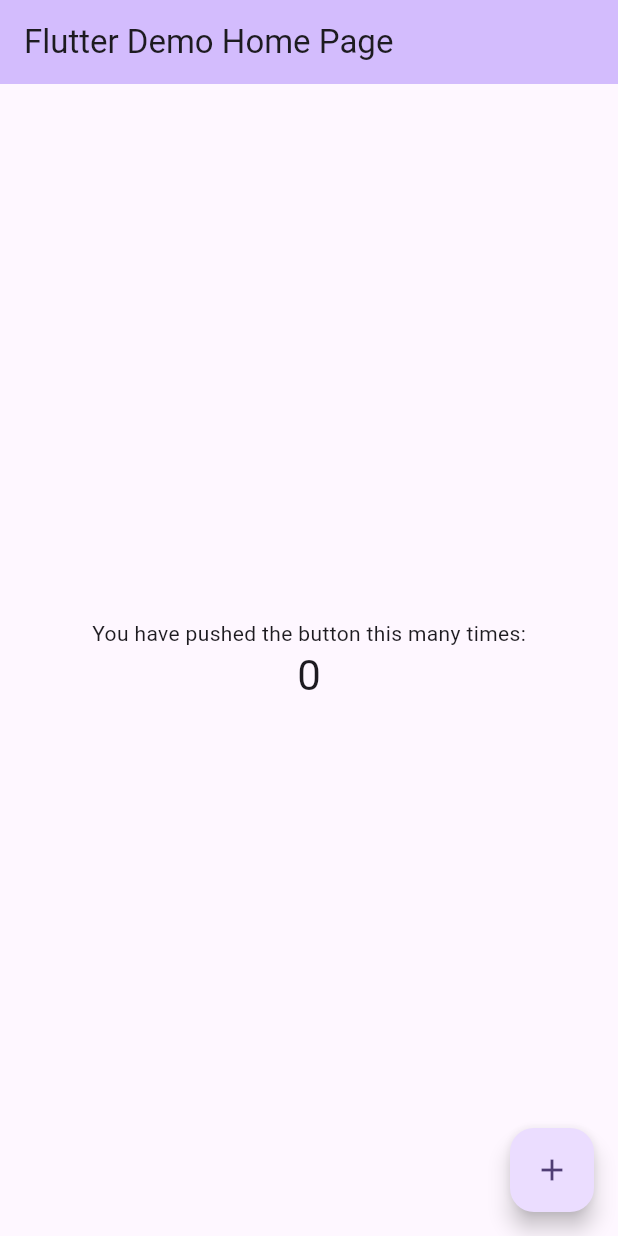
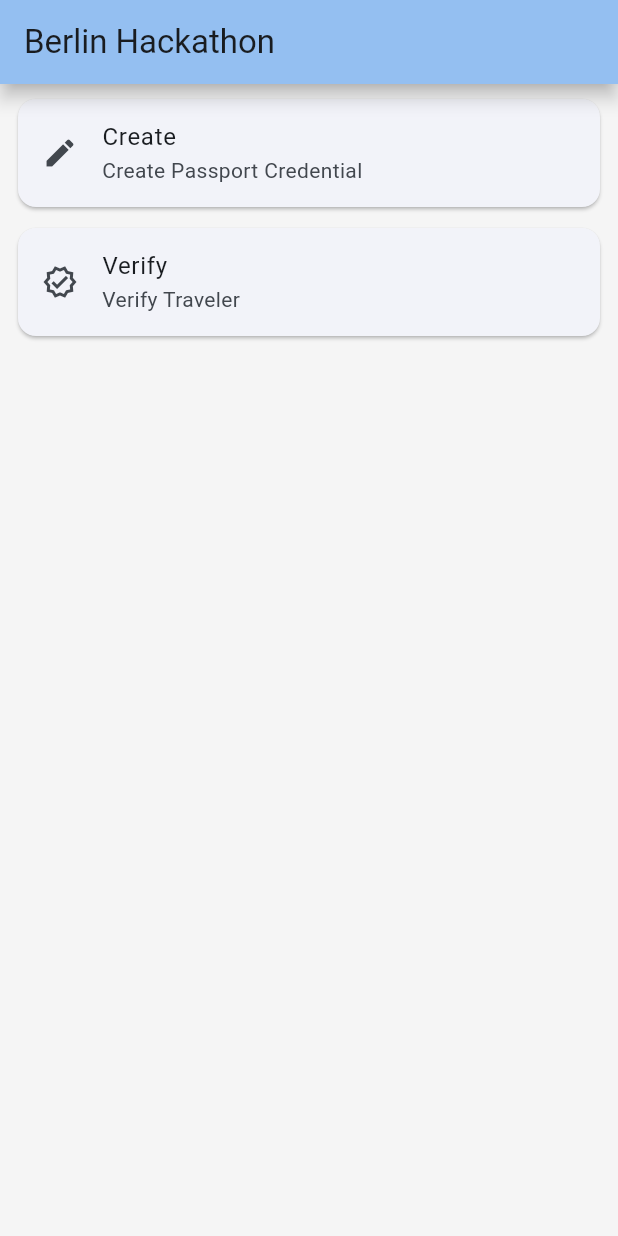
Before and after one commit to gnout/dash, a Flutter app: the screen it shows after launch, on a phone screen of 412 x 824 dp. Run offline on Flutter 3.47's test engine with Material 3 defaults, Android fonts, the phone set to English and light mode, and no system bars; our stand-ins replace google_fonts; Roboto replaces fonts that are missing (Ubuntu).

Commit message:
Add navigation

```diff
--- a/lib/main.dart
+++ b/lib/main.dart
@@ -1,125 +1,6 @@
+import 'package:dash/presentation/app.dart';
 import 'package:flutter/material.dart';
 
 void main() {
-  runApp(const MyApp());
+  runApp(const DashApp());
 }
-
-class MyApp extends StatelessWidget {
-  const MyApp({super.key});
-
-  // This widget is the root of your application.
-  @override
-  Widget build(BuildContext context) {
-    return MaterialApp(
-      title: 'Flutter Demo',
-      theme: ThemeData(
-        // This is the theme of your application.
-        //
-        // TRY THIS: Try running your application with "flutter run". You'll see
-        // the application has a purple toolbar. Then, without quitting the app,
-        // try changing the seedColor in the colorScheme below to Colors.green
-        // and then invoke "hot reload" (save your changes or press the "hot
-        // reload" button in a Flutter-supported IDE, or press "r" if you used
-        // the command line to start the app).
-        //
-        // Notice that the counter didn't reset back to zero; the application
-        // state is not lost during the reload. To reset the state, use hot
-        // restart instead.
-        //
-        // This works for code too, not just values: Most code changes can be
-        // tested with just a hot reload.
-        colorScheme: ColorScheme.fromSeed(seedColor: Colors.deepPurple),
-        useMaterial3: true,
-      ),
-      home: const MyHomePage(title: 'Flutter Demo Home Page'),
-    );
-  }
-}
-
-class MyHomePage extends StatefulWidget {
-  const MyHomePage({super.key, required this.title});
-
-  // This widget is the home page of your application. It is stateful, meaning
-  // that it has a State object (defined below) that contains fields that affect
-  // how it looks.
-
-  // This class is the configuration for the state. It holds the values (in this
-  // case the title) provided by the parent (in this case the App widget) and
-  // used by the build method of the State. Fields in a Widget subclass are
-  // always marked "final".
-
-  final String title;
-
-  @override
-  State<MyHomePage> createState() => _MyHomePageState();
-}
-
-class _MyHomePageState extends State<MyHomePage> {
-  int _counter = 0;
-
-  void _incrementCounter() {
-    setState(() {
-      // This call to setState tells the Flutter framework that something has
-      // changed in this State, which causes it to rerun the build method below
-      // so that the display can reflect the updated values. If we changed
-      // _counter without calling setState(), then the build method would not be
-      // called again, and so nothing would appear to happen.
-      _counter++;
-    });
-  }
-
-  @override
-  Widget build(BuildContext context) {
-    // This method is rerun every time setState is called, for instance as done
-    // by the _incrementCounter method above.
-    //
-    // The Flutter framework has been optimized to make rerunning build methods
-    // fast, so that you can just rebuild anything that needs updating rather
-    // than having to individually change instances of widgets.
-    return Scaffold(
-      appBar: AppBar(
-        // TRY THIS: Try changing the color here to a specific color (to
-        // Colors.amber, perhaps?) and trigger a hot reload to see the AppBar
-        // change color while the other colors stay the same.
-        backgroundColor: Theme.of(context).colorScheme.inversePrimary,
-        // Here we take the value from the MyHomePage object that was created by
-        // the App.build method, and use it to set our appbar title.
-        title: Text(widget.title),
-      ),
-      body: Center(
-        // Center is a layout widget. It takes a single child and positions it
-        // in the middle of the parent.
-        child: Column(
-          // Column is also a layout widget. It takes a list of children and
-          // arranges them vertically. By default, it sizes itself to fit its
-          // children horizontally, and tries to be as tall as its parent.
-          //
-          // Column has various properties to control how it sizes itself and
-          // how it positions its children. Here we use mainAxisAlignment to
-          // center the children vertically; the main axis here is the vertical
-          // axis because Columns are vertical (the cross axis would be
-          // horizontal).
-          //
-          // TRY THIS: Invoke "debug painting" (choose the "Toggle Debug Paint"
-          // action in the IDE, or press "p" in the console), to see the
-          // wireframe for each widget.
-          mainAxisAlignment: MainAxisAlignment.center,
-          children: <Widget>[
-            const Text(
-              'You have pushed the button this many times:',
-            ),
-            Text(
-              '$_counter',
-              style: Theme.of(context).textTheme.headlineMedium,
-            ),
-          ],
-        ),
-      ),
-      floatingActionButton: FloatingActionButton(
-        onPressed: _incrementCounter,
-        tooltip: 'Increment',
-        child: const Icon(Icons.add),
-      ), // This trailing comma makes auto-formatting nicer for build methods.
-    );
-  }
-}
--- /dev/null
+++ b/lib/presentation/app.dart
@@ -0,0 +1,24 @@
+import 'package:dash/presentation/screens/home.dart';
+import 'package:dash/presentation/screens/create.dart';
+import 'package:dash/presentation/screens/verify_traveler.dart';
+import 'package:dash/presentation/theme.dart';
+import 'package:flutter/material.dart';
+
+class DashApp extends StatelessWidget {
+  const DashApp({super.key});
+
+  @override
+  Widget build(BuildContext context) {
+    return MaterialApp(
+      title: 'Berlin Hackathon',
+      theme: const SummerTheme().toThemeData(),
+      initialRoute: '/',
+      routes: {
+        '/': (context) => const Home(),
+        '/home': (context) => const Home(),
+        '/create': (context) => const Create(),
+        '/verify_traveler': (context) => const VerifyTraveler(),
+      },
+    );
+  }
+}
--- /dev/null
+++ b/lib/presentation/screens/create.dart
@@ -0,0 +1,17 @@
+import 'package:flutter/material.dart';
+
+class Create extends StatelessWidget {
+  const Create({super.key});
+
+  @override
+  Widget build(BuildContext context) {
+    return Scaffold(
+      appBar: AppBar(
+        title: const Text('Berlin Hackathon'),
+      ),
+      body: const Center(
+        child: Text('Create Passport Credential'),
+      ),
+    );
+  }
+}
--- /dev/null
+++ b/lib/presentation/screens/home.dart
@@ -0,0 +1,35 @@
+import 'package:flutter/material.dart';
+import 'package:dash/presentation/widgets/example_tile.dart';
+
+class Home extends StatelessWidget {
+  const Home({super.key});
+
+  @override
+  Widget build(BuildContext context) {
+    return Scaffold(
+      appBar: AppBar(
+        title: const Text('Berlin Hackathon'),
+      ),
+      body: Container(
+        color: Colors.grey[100],
+        padding: const EdgeInsets.symmetric(horizontal: 8.0),
+        child: ListView(
+          children: const [
+            MenuTile(
+              icon: Icons.create,
+              title: 'Create',
+              subTitle: 'Create Passport Credential',
+              route: '/create',
+            ),
+            MenuTile(
+              icon: Icons.verified_outlined,
+              title: 'Verify',
+              subTitle: 'Verify Traveler',
+              route: '/verify_traveler',
+            ),
+          ],
+        ),
+      ),
+    );
+  }
+}
--- /dev/null
+++ b/lib/presentation/theme.dart
@@ -0,0 +1,48 @@
+import 'package:flutter/material.dart';
+import 'package:google_fonts/google_fonts.dart';
+
+@immutable
+class SummerTheme extends ThemeExtension<SummerTheme> {
+  const SummerTheme({
+    this.primaryColor = const Color(0xFF4D85BD),
+  });
+
+  final Color primaryColor;
+
+  ThemeData _base(final ColorScheme colorScheme) {
+    return ThemeData(
+      useMaterial3: true,
+      colorScheme: colorScheme,
+      textTheme: GoogleFonts.ubuntuTextTheme(),
+      visualDensity: VisualDensity.adaptivePlatformDensity,
+      appBarTheme: AppBarTheme(
+        elevation: 5,
+        backgroundColor: colorScheme.inversePrimary,
+        scrolledUnderElevation: 5.0,
+        shadowColor: colorScheme.shadow,
+      ),
+    );
+  }
+
+  ThemeData toThemeData() {
+    return _base(ColorScheme.fromSeed(seedColor: primaryColor));
+  }
+
+  @override
+  ThemeExtension<SummerTheme> copyWith({
+    Color? primaryColor,
+  }) =>
+      SummerTheme(primaryColor: primaryColor ?? this.primaryColor);
+
+  @override
+  ThemeExtension<SummerTheme> lerp(
+      covariant ThemeExtension<SummerTheme>? other, double t,) {
+    if (other is! SummerTheme) {
+      return this;
+    }
+
+    return SummerTheme(
+      primaryColor: Color.lerp(primaryColor, other.primaryColor, t)!,
+    );
+  }
+}
--- a/pubspec.yaml
+++ b/pubspec.yaml
@@ -35,6 +35,7 @@ dependencies:
   # The following adds the Cupertino Icons font to your application.
   # Use with the CupertinoIcons class for iOS style icons.
   cupertino_icons: ^1.0.6
+  google_fonts: ^6.1.0
 
 dev_dependencies:
   flutter_test:
```
Also changed, not shown: lib/presentation/screens/verify_traveler.dart (added, +17 -0 lines), lib/presentation/widgets/example_tile.dart (added, +94 -0 lines), pubspec.lock, 2 other files.
